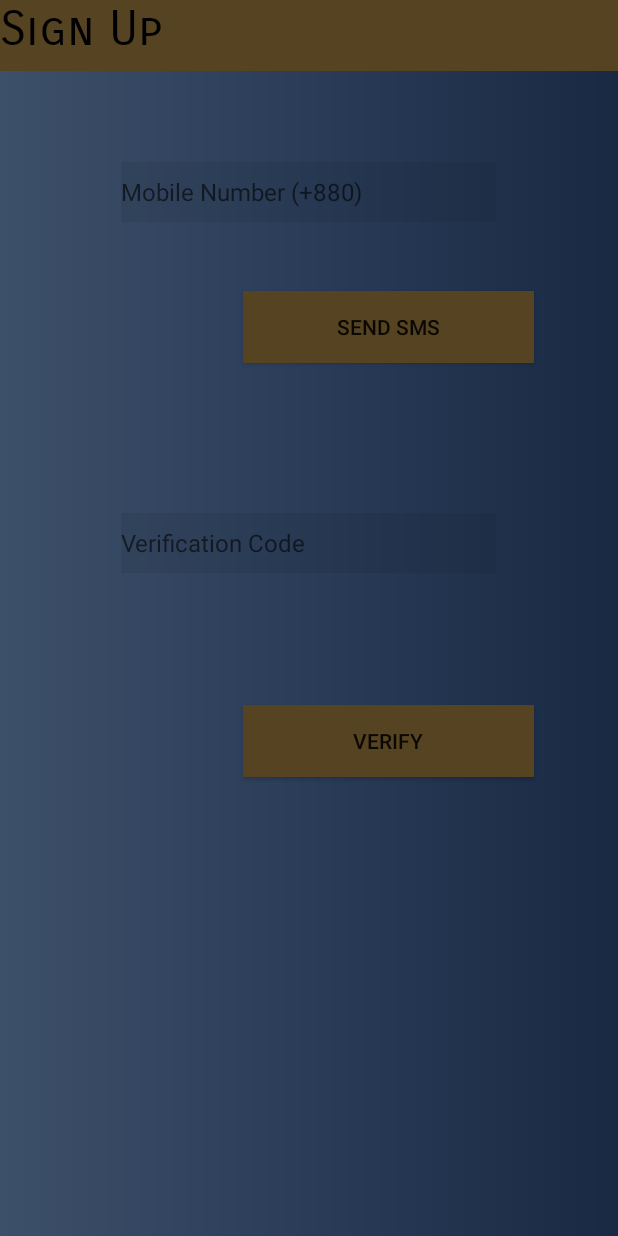
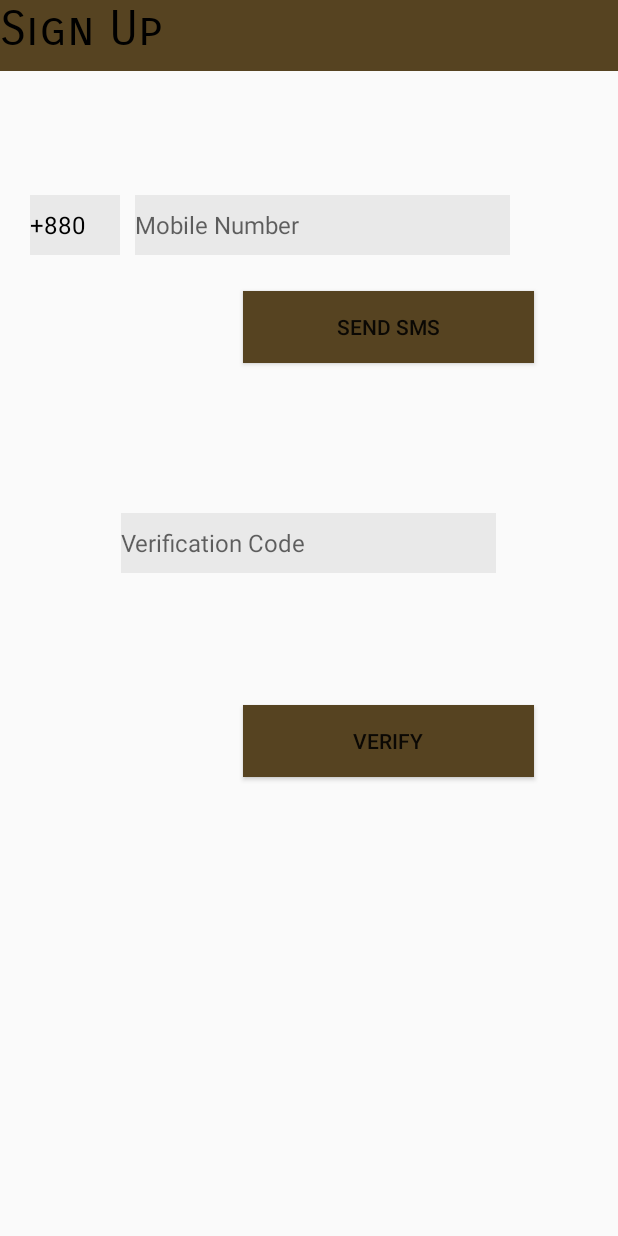
Before and after one commit to RifatIslamOmio/COVID-19_Alert_App, an Android app: the screen it shows after launch (SignUp before the commit, SignUpActivity after it), on a phone screen of 412 x 824 dp. Run offline under Robolectric (Android 15) with nearby library versions, the phone set to English and light mode, and no system bars; our stand-ins replace Firebase (no records; nobody signed in at launch, a user with empty details on screens opened directly).

Commit message:
managed to add the contact numbers in the database

```diff
--- a/app/src/main/AndroidManifest.xml
+++ b/app/src/main/AndroidManifest.xml
@@ -19,8 +19,8 @@
         android:roundIcon="@mipmap/ic_launcher_round"
         android:supportsRtl="true"
         android:theme="@style/AppTheme">
-        <activity android:name=".activities.UserInfoForm"></activity>
-        <activity android:name=".activities.SignUp">
+        <activity android:name=".activities.UserInfoFormActivity"></activity>
+        <activity android:name=".activities.SignUpActivity">
             <intent-filter>
                 <action android:name="android.intent.action.MAIN" />
 
--- a/app/src/main/java/com/example/covid_19alertapp/activities/SignUp.java
+++ b/app/src/main/java/com/example/covid_19alertapp/activities/SignUpActivity.java
@@ -7,7 +7,6 @@ import android.content.Intent;
 import android.content.SharedPreferences;
 import android.os.Bundle;
 import android.text.TextUtils;
-import android.util.Log;
 import android.view.View;
 import android.widget.EditText;
 import android.widget.Toast;
@@ -18,7 +17,6 @@ import com.google.android.gms.tasks.Task;
 import com.google.firebase.FirebaseException;
 import com.google.firebase.auth.AuthResult;
 import com.google.firebase.auth.FirebaseAuth;
-import com.google.firebase.auth.FirebaseAuthInvalidCredentialsException;
 import com.google.firebase.auth.FirebaseUser;
 import com.google.firebase.auth.PhoneAuthCredential;
 import com.google.firebase.auth.PhoneAuthProvider;
@@ -30,12 +28,12 @@ import com.google.firebase.database.ValueEventListener;
 
 import java.util.concurrent.TimeUnit;
 
-public class SignUp extends AppCompatActivity {
+public class SignUpActivity extends AppCompatActivity {
     FirebaseAuth auth;
-    EditText phoneNoEdit, enteredCodeEdit;
+    EditText phoneNoEdit, enteredCodeEdit,countrCode;
 
-    String phoneNumberString,verification,enterededCodeString,uid;
-
+    String verification,enterededCodeString,uid;
+    private static String phoneNumberString ="";
     SharedPreferences sp; //sp is going to be used to keep users logged in
 
     PhoneAuthProvider.OnVerificationStateChangedCallbacks mCallbacks;
@@ -45,6 +43,7 @@ public class SignUp extends AppCompatActivity {
         setContentView(R.layout.activity_sign_up);
         phoneNoEdit =findViewById(R.id.mobileNo);
         enteredCodeEdit =findViewById(R.id.verificationCode);
+        countrCode=findViewById(R.id.countr_code);
         auth=FirebaseAuth.getInstance();
         sp = getSharedPreferences("login",MODE_PRIVATE);
 
@@ -82,18 +81,18 @@ public class SignUp extends AppCompatActivity {
     }
     //SendSms Button
     public void sendSms(View view){
-        phoneNumberString=phoneNoEdit.getText().toString();
+        phoneNumberString="+880"+phoneNoEdit.getText().toString();
         if(TextUtils.isEmpty(phoneNumberString)){
-            Toast.makeText(SignUp.this, "Please enter your mobile number ", Toast.LENGTH_SHORT).show();
+            Toast.makeText(SignUpActivity.this, "Please enter your mobile number ", Toast.LENGTH_SHORT).show();
             return;
         }
-        if(!phoneNumberString.contains("+880") || phoneNumberString.length()!=14){
-            Toast.makeText(SignUp.this, "Please enter your valid phone number using +880", Toast.LENGTH_SHORT).show();
+        if( phoneNumberString.length()!=14){
+            Toast.makeText(SignUpActivity.this, "Please enter your valid phone number ", Toast.LENGTH_SHORT).show();
             return;
 
         }
 
-        Toast.makeText(getApplicationContext(),"number "+phoneNumberString,Toast.LENGTH_SHORT).show();
+
         PhoneAuthProvider.getInstance().verifyPhoneNumber(
                 phoneNumberString,        // Phone number to verify
                 60,                 // Timeout duration
@@ -101,6 +100,8 @@ public class SignUp extends AppCompatActivity {
                 this,               // Activity (for callback binding)
                 mCallbacks         // OnVerificationStateChangedCallbacks
         );
+        phoneNoEdit.setEnabled(false);
+        countrCode.setEnabled(false);
            // OnVerificationStateChangedCallbacks
 
 
@@ -137,7 +138,7 @@ public class SignUp extends AppCompatActivity {
     public void verify(View v){
         enterededCodeString=enteredCodeEdit.getText().toString();
         if(TextUtils.isEmpty(enterededCodeString)){
-            Toast.makeText(SignUp.this, "Please enter the varification code", Toast.LENGTH_SHORT).show();
+            Toast.makeText(SignUpActivity.this, "Please enter the varification code", Toast.LENGTH_SHORT).show();
             return;
         }
 
@@ -172,7 +173,7 @@ public class SignUp extends AppCompatActivity {
                 }
                 else {
 
-                    startActivity(new Intent(getApplicationContext(),UserInfoForm.class));
+                    startActivity(new Intent(getApplicationContext(), UserInfoFormActivity.class));
                 }
 
             }
@@ -189,4 +190,7 @@ public class SignUp extends AppCompatActivity {
     public void goToMainActivity(){
         startActivity(new Intent(getApplicationContext(),MainActivity.class));
     }
+    public  String getPhoneNumber() {
+        return phoneNumberString;
+    }
 }
--- a/app/src/main/res/layout/activity_sign_up.xml
+++ b/app/src/main/res/layout/activity_sign_up.xml
@@ -4,8 +4,8 @@
     xmlns:tools="http://schemas.android.com/tools"
     android:layout_width="match_parent"
     android:layout_height="match_parent"
-    android:background="@drawable/gradient"
-    tools:context=".activities.SignUp">
+
+    tools:context=".activities.SignUpActivity">
 
     <TextView
         android:id="@+id/textView"
@@ -23,26 +23,45 @@
         android:textSize="32sp"
         android:visibility="visible" />
 
+    <LinearLayout
+        android:layout_width="match_parent"
+        android:layout_height="wrap_content"
+        android:layout_marginHorizontal="20dp"
+        android:layout_marginTop="60dp"
+        android:orientation="horizontal"
+        android:weightSum="10">
+
+
+        <EditText
+            android:id="@+id/countr_code"
+            android:layout_width="47dp"
+            android:layout_height="40dp"
+            android:layout_marginTop="70dp"
+            android:layout_weight="2"
+            android:text="+880"
+            android:textColor="#000"
+            android:background="#11000000"
+            android:textSize="16sp" />
+
         <EditText
             android:id="@+id/mobileNo"
             android:layout_width="250dp"
             android:layout_height="40dp"
+            android:layout_marginLeft="10dp"
 
-        android:layout_alignParentTop="true"
-
-        android:layout_centerHorizontal="true"
-
-
-        android:layout_marginTop="108dp"
+            android:layout_marginTop="70dp"
             android:layout_marginBottom="35dp"
             android:background="#11000000"
             android:ems="10"
-        android:hint="Mobile Number (+880)"
-        android:inputType="text"
+            android:hint="Mobile Number"
+            android:inputType="number"
 
             android:textSize="16dp"
 
             />
+
+
+    </LinearLayout>
 
     <Button
         android:id="@+id/smsSend"
@@ -75,7 +94,7 @@
         android:background="#11000000"
         android:ems="10"
         android:hint="Verification Code"
-        android:inputType="text"
+        android:inputType="number"
 
         android:textSize="16dp"
 
```
Also changed, not shown: app/src/main/java/com/example/covid_19alertapp/activities/UserInfoFormActivity.java (renamed from app/src/main/java/com/example/covid_19alertapp/activities/UserInfoForm.java, +8 -7 lines), app/src/main/java/com/example/covid_19alertapp/dataStorage/UserInfoData.java (+11 -3 lines), app/src/main/res/layout/activity_user_info_form.xml (+5 -4 lines). Lines whose indentation alone changed are shown as unchanged.
